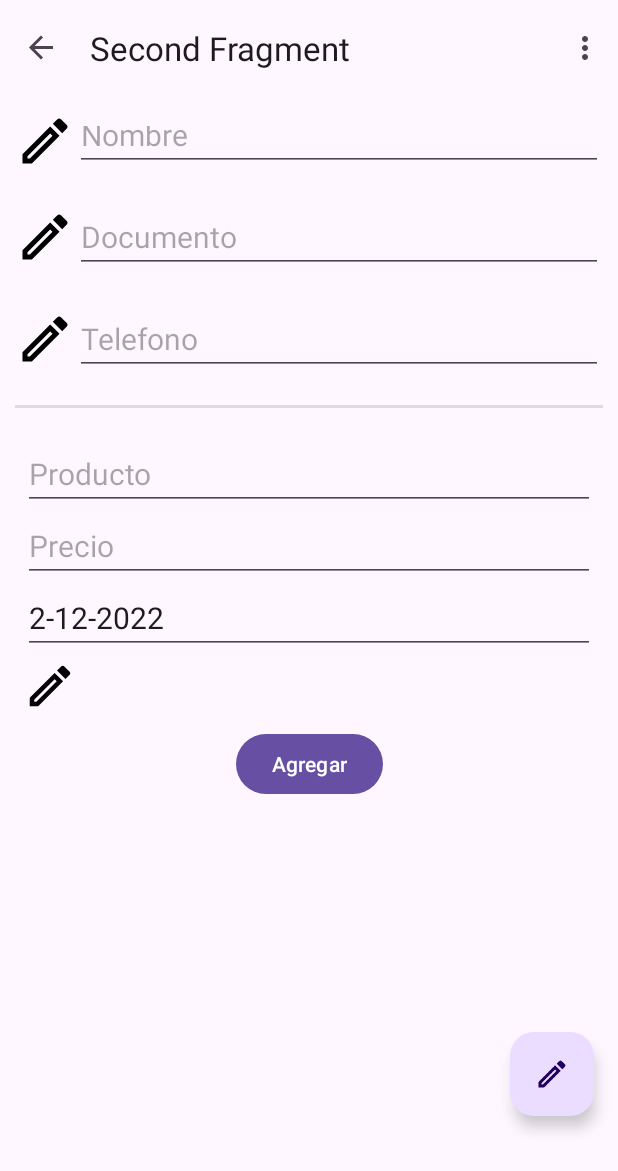
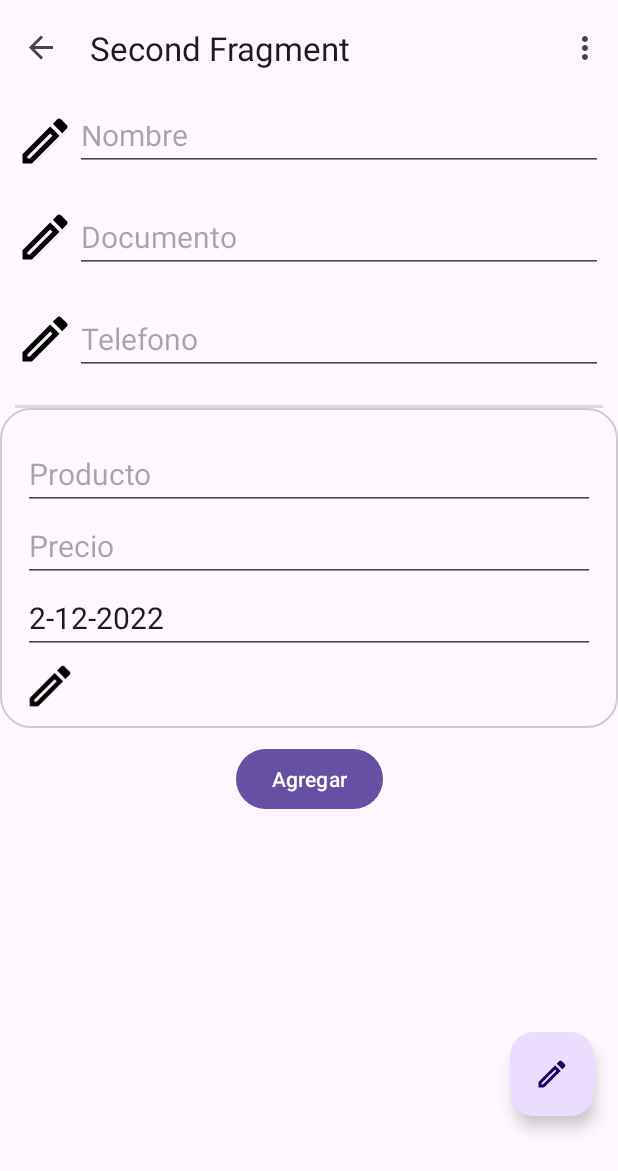
Before and after one commit to carldevoos/tamanui, an Android app: the AddDebtorFragment screen opened through its navigation route, on a phone screen of 412 x 824 dp. Shown: the top 1171 px of the screen. Run offline under Robolectric (Android 15) with nearby library versions, the phone set to English and light mode, and no system bars; our stand-ins replace navigation-ui.

```diff
--- a/app/src/main/java/com/carldevoos/tamanui/ListDebtorFragment.kt
+++ b/app/src/main/java/com/carldevoos/tamanui/ListDebtorFragment.kt
@@ -9,6 +9,7 @@ import androidx.fragment.app.Fragment
 import androidx.navigation.fragment.NavHostFragment
 import androidx.recyclerview.widget.LinearLayoutManager
 import com.carldevoos.tamanui.databinding.FragmentListDebtorBinding
+import com.carldevoos.tamanui.models.Debtor
 
 /**
  * A simple [Fragment] subclass as the default destination in the navigation.
@@ -28,6 +29,8 @@ class ListDebtorFragment : Fragment() {
 
         _binding = FragmentListDebtorBinding.inflate(inflater, container, false)
         val navController = NavHostFragment.findNavController(this)
+
+        val a = Debtor()
 
         binding.fab.setOnClickListener {
             navController.navigate(R.id.action_FirstFragment_to_SecondFragment)
--- /dev/null
+++ b/app/src/main/java/com/carldevoos/tamanui/models/Debtor.kt
@@ -0,0 +1,15 @@
+package com.carldevoos.tamanui.models
+
+class Debtor(
+    private var id: Long?,
+    private var name: String?,
+    private var dni: String?,
+    private var phone: String?
+) {
+
+    constructor() : this(null, null, null, null)
+
+    constructor(id: Long) : this(id, null, null, null) {
+        this.id = id
+    }
+}
--- /dev/null
+++ b/app/src/main/res/drawable/customborder.xml
@@ -0,0 +1,13 @@
+<?xml version="1.0" encoding="UTF-8"?>
+<shape xmlns:android="http://schemas.android.com/apk/res/android"
+    android:shape="rectangle">
+    <corners android:radius="20dp" />
+    <padding
+        android:bottom="10dp"
+        android:left="10dp"
+        android:right="10dp"
+        android:top="10dp" />
+    <stroke
+        android:width="1dp"
+        android:color="#CCCCCC" />
+</shape>
--- a/app/src/main/res/layout/form_product.xml
+++ b/app/src/main/res/layout/form_product.xml
@@ -7,7 +7,8 @@
     android:paddingStart="15dp"
     android:paddingTop="20dp"
     android:paddingEnd="15dp"
-    android:tag="form_product">
+    android:tag="form_product"
+    android:background="@drawable/customborder">
 
     <EditText
         android:layout_width="fill_parent"
```
Also changed, not shown: app/build.gradle (+6 -3 lines), app/src/main/java/com/carldevoos/tamanui/models/Debts.kt (added, +15 -0 lines), app/src/main/java/com/carldevoos/tamanui/models/DebtsProducts.kt (added, +9 -0 lines), app/src/main/java/com/carldevoos/tamanui/models/Product.kt (added, +12 -0 lines), app/src/main/java/com/carldevoos/tamanui/models/Transactions.kt (added, +12 -0 lines).
